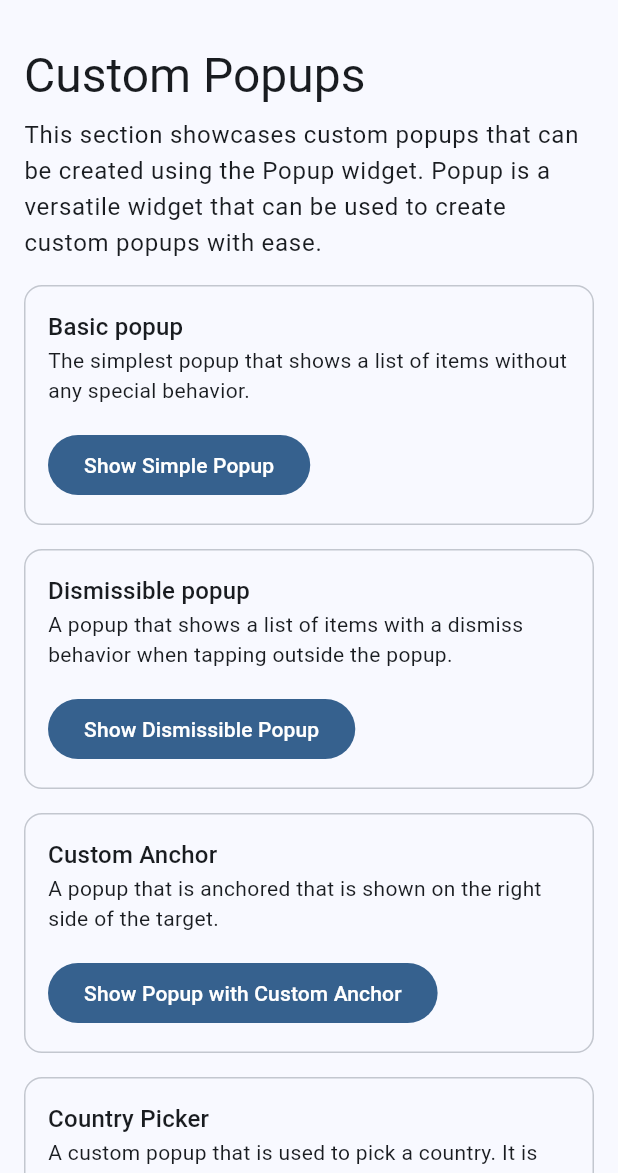
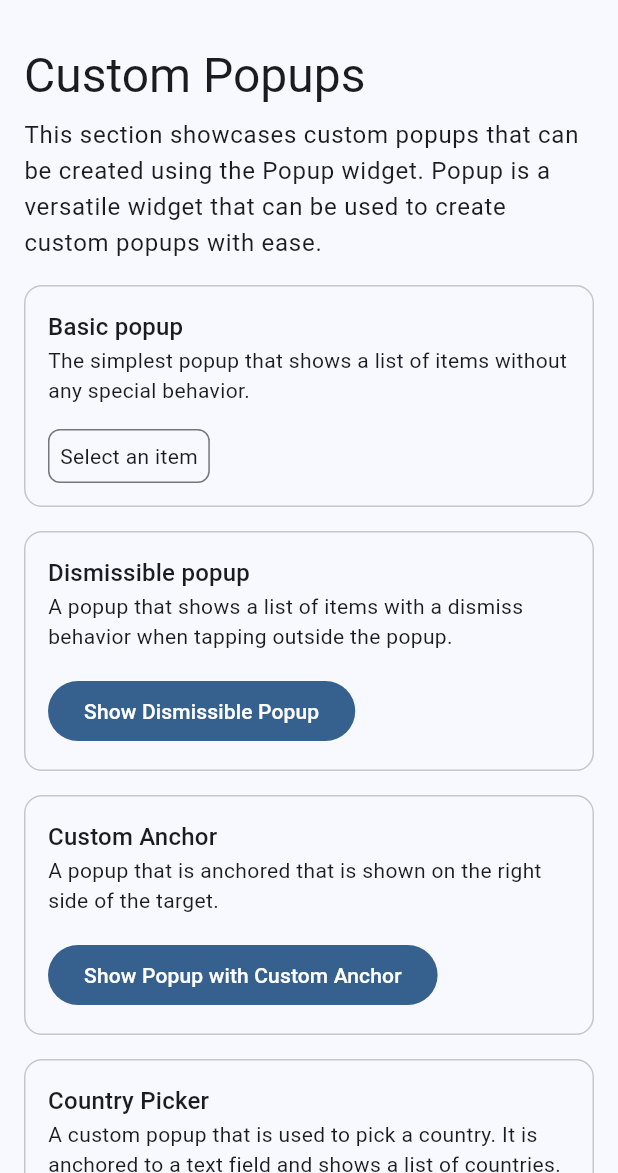
Before and after one commit to hawkkiller/popup_playground, a Flutter app: the screen it shows after launch, on a phone screen of 412 x 824 dp, the part 63-1236 px from its top. Run offline on Flutter 3.47's test engine with Material 3 defaults, Android fonts, the phone set to English and light mode, and no system bars.

Commit message:
Improved playground
- Improved PopupFollower
- Implemented CustomDropdown

```diff
--- a/lib/custom_popups.dart
+++ b/lib/custom_popups.dart
@@ -1,5 +1,6 @@
 import 'package:flutter/material.dart';
 import 'package:popup_playground/countries.dart';
+import 'package:popup_playground/widgets/custom_dropdown.dart';
 import 'package:popup_playground/widgets/popup.dart';
 import 'package:popup_playground/widgets/showcase_widgets.dart';
 
@@ -35,7 +36,7 @@ class _CustomPopupsShowcaseState extends State<CustomPopupsShowcase> {
               description: 'The simplest popup that shows a list of '
                   'items without any special behavior.',
               expanded: expanded,
-              child: const _BasicPopup(),
+              child: const _CustomDropdown(),
             ),
           ),
         ),
@@ -132,6 +133,30 @@ class _CustomPopupsShowcaseState extends State<CustomPopupsShowcase> {
       ],
     );
   }
+}
+
+class _CustomDropdown extends StatefulWidget {
+  const _CustomDropdown();
+
+  @override
+  State<_CustomDropdown> createState() => _CustomDropdownState();
+}
+
+class _CustomDropdownState extends State<_CustomDropdown> {
+  static const items = [
+    CustomDropdownEntry('1', 'Item 1'),
+    CustomDropdownEntry('2', 'Item 2'),
+    CustomDropdownEntry('3', 'Item 3'),
+  ];
+
+  CustomDropdownEntry? value;
+
+  @override
+  Widget build(BuildContext context) => CustomDropdown(
+        items: items,
+        activeItem: value,
+        onChanged: (entry) => setState(() => value = entry),
+      );
 }
 
 class AnimatedTooltip extends StatefulWidget {
@@ -242,55 +267,6 @@ class TooltipPopup extends StatelessWidget {
                 style: theme.textTheme.bodyMedium,
               ),
             ),
-          ),
-        ),
-      ),
-    );
-  }
-}
-
-class _BasicPopup extends StatelessWidget {
-  const _BasicPopup();
-
-  @override
-  Widget build(BuildContext context) {
-    return Popup(
-      child: (context, controller) => FilledButton(
-        onPressed: () => controller.show(),
-        child: const Text('Show Simple Popup'),
-      ),
-      follower: (context, controller) => SizedBox(
-        width: 200,
-        child: Card(
-          margin: EdgeInsets.zero,
-          child: Column(
-            mainAxisSize: MainAxisSize.min,
-            children: [
-              ListTile(
-                shape: const RoundedRectangleBorder(
-                  borderRadius: BorderRadius.only(
-                    topLeft: Radius.circular(8),
-                    topRight: Radius.circular(8),
-                  ),
-                ),
-                title: const Text('Item 1'),
-                onTap: controller.hide,
-              ),
-              ListTile(
-                title: const Text('Item 2'),
-                onTap: controller.hide,
-              ),
-              ListTile(
-                shape: const RoundedRectangleBorder(
-                  borderRadius: BorderRadius.only(
-                    bottomLeft: Radius.circular(8),
-                    bottomRight: Radius.circular(8),
-                  ),
-                ),
-                title: const Text('Item 3'),
-                onTap: controller.hide,
-              ),
-            ],
           ),
         ),
       ),
--- /dev/null
+++ b/lib/widgets/custom_dropdown.dart
@@ -0,0 +1,82 @@
+import 'package:flutter/material.dart';
+import 'package:popup_playground/widgets/popup.dart';
+
+final class CustomDropdownEntry<T> {
+  final T value;
+  final String label;
+
+  const CustomDropdownEntry(this.value, this.label);
+}
+
+/// Dropdown implementation using [Popup]
+class CustomDropdown<T> extends StatelessWidget {
+  const CustomDropdown({
+    required this.items,
+    required this.activeItem,
+    required this.onChanged,
+    super.key,
+  });
+
+  final List<CustomDropdownEntry<T>> items;
+  final CustomDropdownEntry<T>? activeItem;
+  final ValueChanged<CustomDropdownEntry<T>>? onChanged;
+
+  @override
+  Widget build(BuildContext context) => Popup(
+        child: (context, controller) => TapRegion(
+          debugLabel: 'CustomDropdown',
+          groupId: controller,
+          child: Material(
+            shape: RoundedRectangleBorder(
+              borderRadius: const BorderRadius.all(Radius.circular(8)),
+              side: BorderSide(color: Theme.of(context).colorScheme.outline),
+            ),
+            child: InkWell(
+              borderRadius: const BorderRadius.all(Radius.circular(8)),
+              onTap: onChanged == null
+                  ? null
+                  : () {
+                      controller.isShowing ? controller.hide() : controller.show();
+                    },
+              child: Padding(
+                padding: const EdgeInsets.all(8),
+                child: activeItem == null ? const Text('Select an item') : Text(activeItem!.label),
+              ),
+            ),
+          ),
+        ),
+        follower: (context, controller) {
+          return PopupFollower(
+            onDismiss: controller.hide,
+            tapRegionGroupId: controller,
+            child: IntrinsicWidth(
+              child: Card(
+                child: Column(
+                  mainAxisSize: MainAxisSize.min,
+                  children: items.mapIndexed(
+                    (index, item) => ListTile(
+                      autofocus: activeItem == null ? index == 0 : item == activeItem,
+                      title: Text(item.label),
+                      shape: const RoundedRectangleBorder(
+                        borderRadius: BorderRadius.all(Radius.circular(12)),
+                      ),
+                      onTap: () {
+                        onChanged?.call(item);
+                        controller.hide();
+                      },
+                    ),
+                  ),
+                ),
+              ),
+            ),
+          );
+        },
+      );
+}
+
+extension _MapIndexed<T> on List<T> {
+  List<R> mapIndexed<R>(R Function(int index, T item) f) {
+    var i = 0;
+    return map((e) => f(i++, e)).toList();
+  }
+}
```
Also changed, not shown: lib/widgets/popup.dart (+20 -24 lines).
